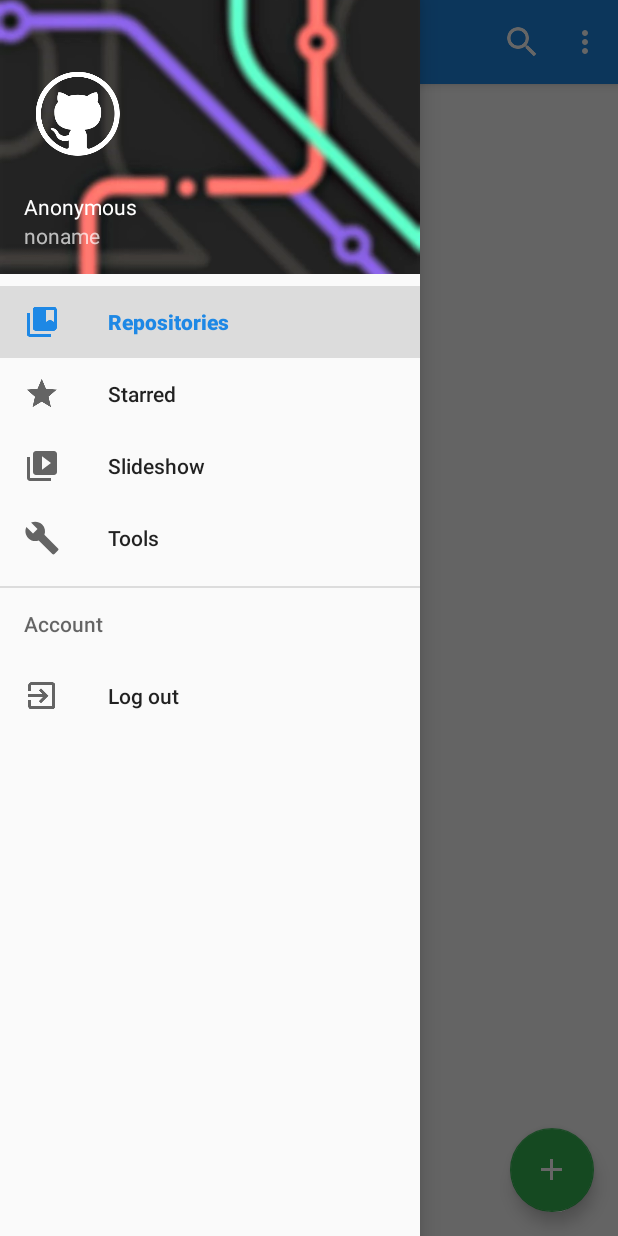
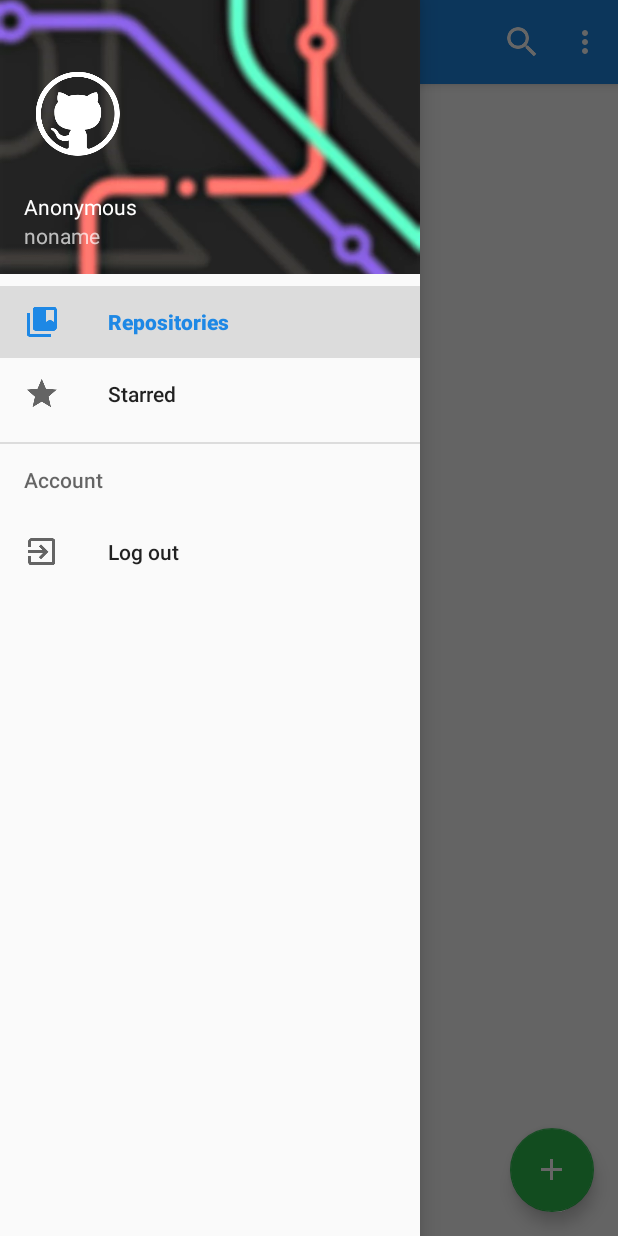
Before and after one commit to offvanHooijdonk/gitcl, an Android app: the MainActivity screen opened directly, with no data from a screen before it, with the side drawer open, on a phone screen of 412 x 824 dp. Run offline under Robolectric (Android 15) with nearby library versions, the phone set to English and light mode, and no system bars; our stand-ins replace ButterKnife; plain views replace CircularImageView; pictures from the network do not load; 2 statements that could not run were skipped.

Commit message:
Removed images, accent color adjusted

```diff
--- a/app/src/main/res/drawable/ic_menu_manage.xml
+++ /dev/null
@@ -1,9 +0,0 @@
-<vector xmlns:android="http://schemas.android.com/apk/res/android"
-        android:width="24dp"
-        android:height="24dp"
-        android:viewportHeight="24.0"
-        android:viewportWidth="24.0">
-    <path
-        android:fillColor="#FF000000"
-        android:pathData="M22.7,19l-9.1,-9.1c0.9,-2.3 0.4,-5 -1.5,-6.9 -2,-2 -5,-2.4 -7.4,-1.3L9,6 6,9 1.6,4.7C0.4,7.1 0.9,10.1 2.9,12.1c1.9,1.9 4.6,2.4 6.9,1.5l9.1,9.1c0.4,0.4 1,0.4 1.4,0l2.3,-2.3c0.5,-0.4 0.5,-1.1 0.1,-1.4z"/>
-</vector>
--- a/app/src/main/res/drawable/ic_menu_slideshow.xml
+++ /dev/null
@@ -1,9 +0,0 @@
-<vector xmlns:android="http://schemas.android.com/apk/res/android"
-        android:width="24dp"
-        android:height="24dp"
-        android:viewportHeight="24.0"
-        android:viewportWidth="24.0">
-    <path
-        android:fillColor="#FF000000"
-        android:pathData="M4,6H2v14c0,1.1 0.9,2 2,2h14v-2H4V6zm16,-4H8c-1.1,0 -2,0.9 -2,2v12c0,1.1 0.9,2 2,2h12c1.1,0 2,-0.9 2,-2V4c0,-1.1 -0.9,-2 -2,-2zm-8,12.5v-9l6,4.5 -6,4.5z"/>
-</vector>
--- a/app/src/main/res/menu/drawer_main.xml
+++ b/app/src/main/res/menu/drawer_main.xml
@@ -10,14 +10,6 @@
             android:id="@+id/nav_starred"
             android:icon="@drawable/ic_star_24dp"
             android:title="@string/nav_starred"/>
-        <item
-            android:id="@+id/nav_slideshow"
-            android:icon="@drawable/ic_menu_slideshow"
-            android:title="Slideshow"/>
-        <item
-            android:id="@+id/nav_manage"
-            android:icon="@drawable/ic_menu_manage"
-            android:title="Tools"/>
     </group>
 
     <item android:title="@string/drawer_item_account">
--- a/app/src/main/res/values/colors.xml
+++ b/app/src/main/res/values/colors.xml
@@ -3,8 +3,8 @@
     <color name="colorPrimary">@color/md_blue_600</color>
     <color name="colorPrimaryDark">@color/md_blue_700</color>
 
-    <!--<color name="colorAccent">#59B040</color>-->
-    <color name="colorAccent">#35b753</color>
+    <!--<color name="colorAccent">##2cbe4e</color>-->
+    <color name="colorAccent">#2cbe4e</color>
     <color name="colorAccentLight">#6600E676</color>
     <color name="colorAccentDark">#209A37</color>
     <!--<color name="colorAccent">@color/md_green_A400</color>-->
```
Also changed, not shown: app/src/main/res/drawable/ic_menu_camera.xml (deleted, +0 -12 lines), app/src/main/res/drawable/ic_menu_gallery.xml (deleted, +0 -9 lines), app/src/main/res/drawable/ic_menu_send.xml (deleted, +0 -9 lines), app/src/main/res/drawable/ic_menu_share.xml (deleted, +0 -9 lines).
